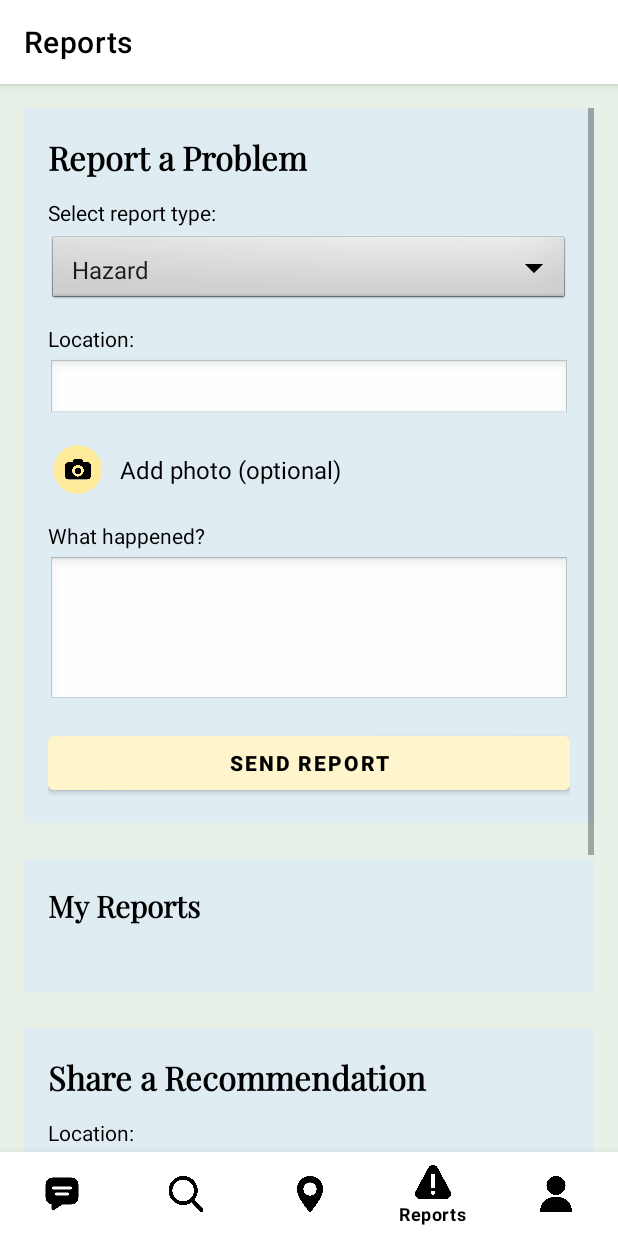
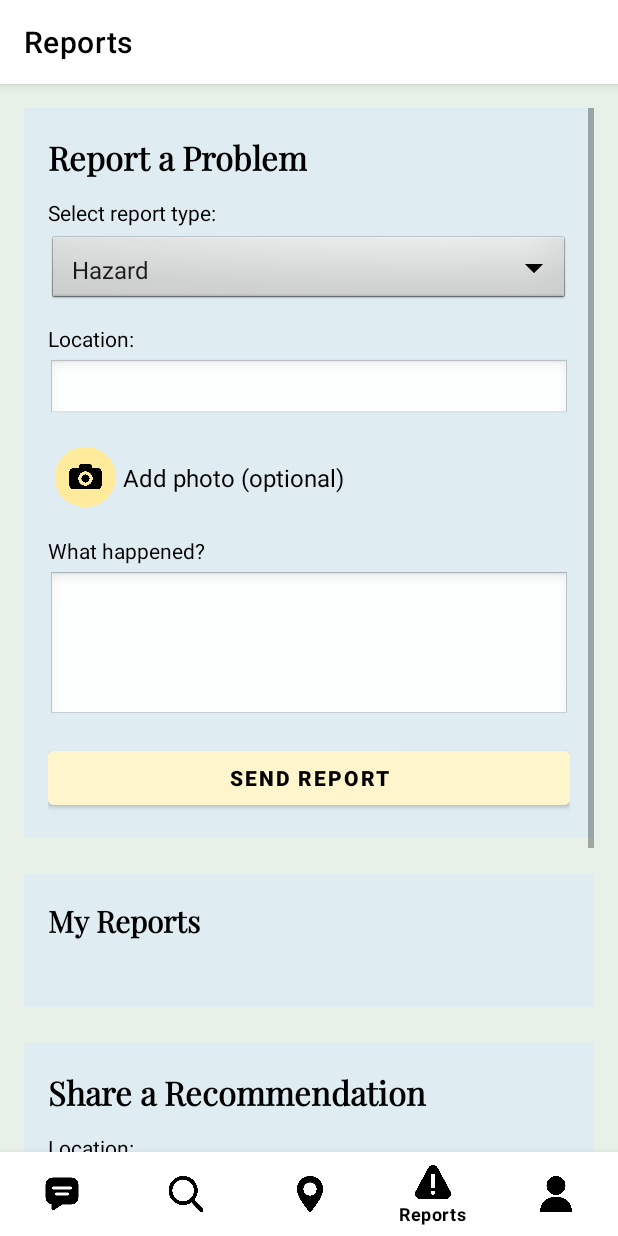
Before and after one commit to orikatz99/Final-Project-TourTrack-app, an Android app: the ReportsFragment screen opened through its navigation route, on a phone screen of 412 x 824 dp. Run offline under Robolectric (Android 15) with nearby library versions, the phone set to English and light mode, and no system bars; our stand-ins replace navigation-ui.

Commit message:
Camera button - in report screen (only dialog for camera or gallery - with permissions)

```diff
--- a/app/src/main/res/layout/fragment_reports.xml
+++ b/app/src/main/res/layout/fragment_reports.xml
@@ -76,12 +76,14 @@
                     android:gravity="center_vertical"
                     android:orientation="horizontal">
 
-                    <ImageView
-                        android:id="@+id/ivAddPhoto"
-                        android:layout_width="40dp"
-                        android:layout_height="40dp"
-                        android:layout_marginEnd="8dp"
-                        android:src="@drawable/ic_camera" />
+                    <ImageButton
+                        android:id="@+id/IB_camera"
+                        android:layout_width="50dp"
+                        android:layout_height="50dp"
+                        android:src="@drawable/ic_camera"
+                        android:background="@android:color/transparent"
+                        android:scaleType="centerInside"
+                 />
 
                     <TextView
                         android:id="@+id/tvAddPhoto"
```
Also changed, not shown: app/src/main/AndroidManifest.xml (+7 -1 lines), app/src/main/java/com/example/myapplication/ui/reports/ReportsFragment.java (+64 -1 lines).
